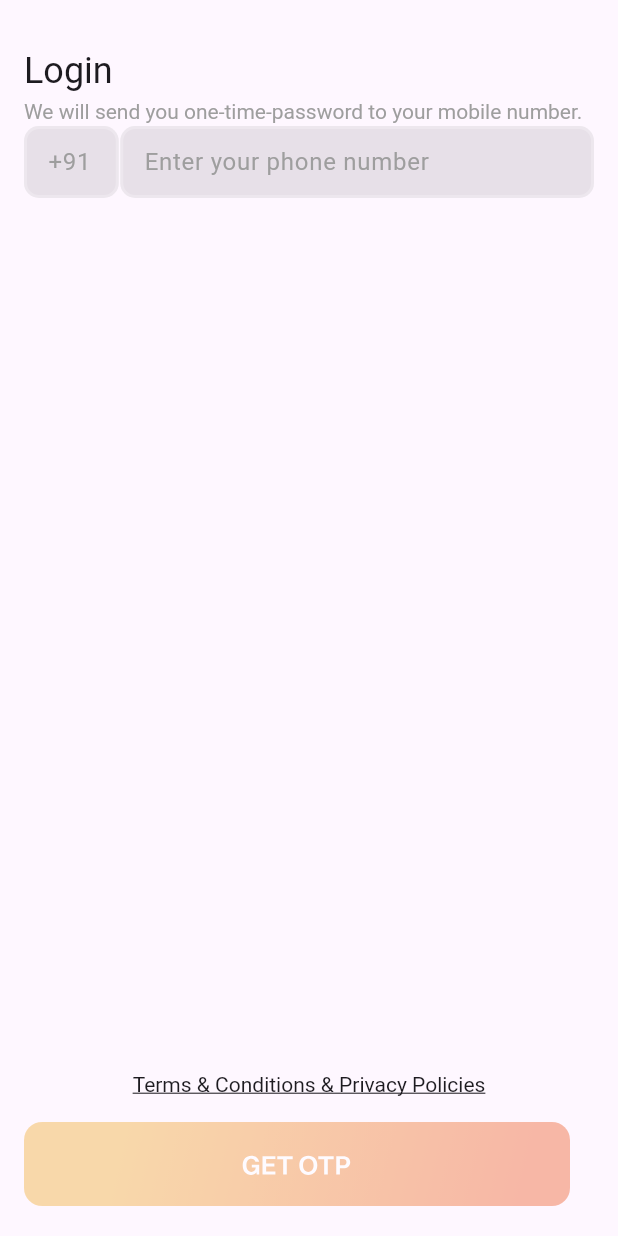
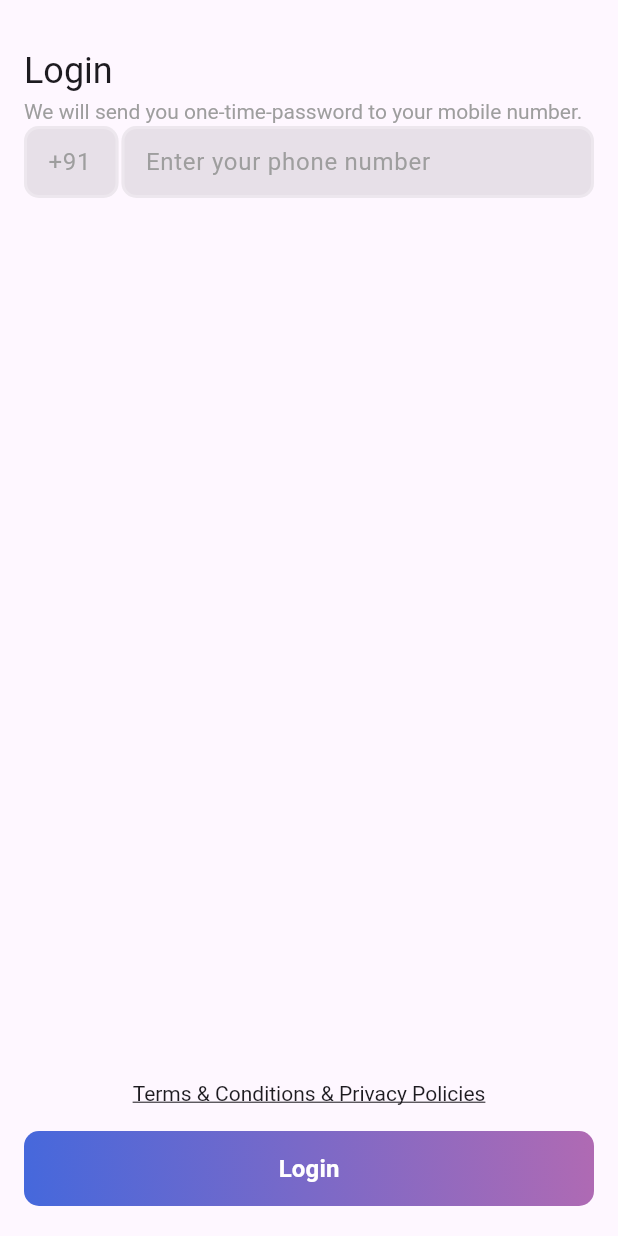
Before and after one commit to NagarajuTR/VMS, a Flutter app: the screen it shows after launch, after a tap on an icon or button, on a phone screen of 412 x 824 dp. Run offline on Flutter 3.47's test engine with Material 3 defaults, Android fonts, the phone set to English and light mode, and no system bars; our stand-ins replace flutter_svg; statements that could not run were skipped.

Commit message:
Gradient button added.

```diff
--- a/lib/screens/auth/login.dart
+++ b/lib/screens/auth/login.dart
@@ -1,5 +1,5 @@
 import 'package:flutter/material.dart';
-import 'package:flutter_svg/flutter_svg.dart';
+import 'package:visitors_management/screens/custom_widget/custom_grdient_button.dart';
 import 'package:visitors_management/screens/custom_widget/custom_text.dart';
 import 'package:visitors_management/screens/custom_widget/custom_textform_field.dart';
 
@@ -35,16 +35,22 @@ class LoginState extends State<Login> {
               children: [
                 const Expanded(
                   flex: 1,
-                  child: CustomTextFormField(
+                  child: Row(
+                    children: [
+                      CustomTextFormField(
                         hintText: "+91",
+                      ),
+                    ],
                   ),
                 ),
                 const SizedBox(
-                  width: 1,
+                  width: 2,
                 ),
                 Expanded(
                   flex: 5,
-                  child: CustomTextFormField(
+                  child: Row(
+                    children: [
+                      CustomTextFormField(
                         hintText: "Enter your phone number",
                         keyboardType: TextInputType.phone,
                         onChanged: (value) {
@@ -56,6 +62,8 @@ class LoginState extends State<Login> {
                             }
                           });
                         },
+                      ),
+                    ],
                   ),
                 ),
               ],
@@ -76,14 +84,16 @@ class LoginState extends State<Login> {
             const SizedBox(
               height: 15,
             ),
-            InkWell(
-                onTap: () {
-                  Navigator.push(
-                      context,
-                      MaterialPageRoute(
-                          builder: (BuildContext context) => const Login()));
-                },
-                child: SvgPicture.asset('assets/svg/verify_disabled_btn.svg')),
+            CustomGradientButton(
+              onPressed: () {},
+              child: Text(
+                "Login",
+                style: TextStyle(
+                    color: Colors.white,
+                    fontSize: ConstSize.instance.textLarge,
+                    fontWeight: FontWeight.bold),
+              ),
+            ),
             const SizedBox(
               height: 20,
             ),
--- /dev/null
+++ b/lib/screens/custom_widget/custom_grdient_button.dart
@@ -0,0 +1,43 @@
+import 'package:flutter/material.dart';
+
+class CustomGradientButton extends StatelessWidget {
+  final BorderRadiusGeometry? borderRadius;
+  final double? width;
+  final double height;
+  final VoidCallback? onPressed;
+  final Widget child;
+
+  const CustomGradientButton({
+    Key? key,
+    required this.onPressed,
+    required this.child,
+    this.borderRadius,
+    this.width,
+    this.height = 50,
+  }) : super(key: key);
+
+  @override
+  Widget build(BuildContext context) {
+    final borderRadius = this.borderRadius ?? BorderRadius.circular(10);
+    return Container(
+      width: width ?? double.infinity,
+      height: height,
+      decoration: BoxDecoration(
+        gradient: const LinearGradient(
+            begin: Alignment.bottomLeft,
+            end: Alignment.topRight,
+            colors: [Color(0xFF4568dc), Color(0xFFb06ab3)]),
+        borderRadius: borderRadius,
+      ),
+      child: ElevatedButton(
+        onPressed: onPressed,
+        style: ElevatedButton.styleFrom(
+          backgroundColor: Colors.transparent,
+          shadowColor: Colors.transparent,
+          shape: RoundedRectangleBorder(borderRadius: borderRadius),
+        ),
+        child: child,
+      ),
+    );
+  }
+}
```
Lines whose indentation alone changed are shown as unchanged.
